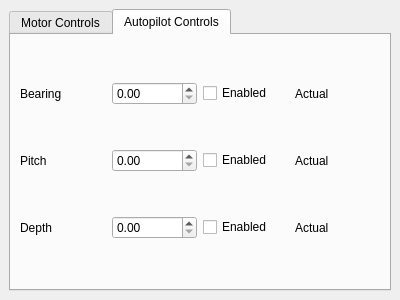
Above: gui/gui/widgets/motorcontrols.ui from einsteinly/CAUV_old_software before the change. Below: the same form after it.
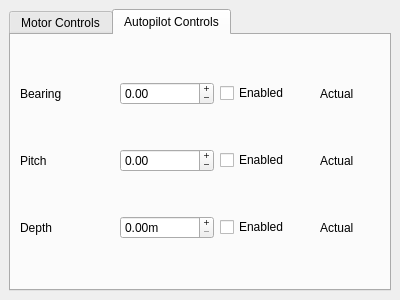
That is the form after the change.

Commit message: * autopilot buttons actually do something now

The edit to the form file:
```diff
--- a/gui/gui/widgets/motorcontrols.ui
+++ b/gui/gui/widgets/motorcontrols.ui
@@ -47,7 +47,17 @@
          </widget>
         </item>
         <item row="0" column="1">
-         <widget class="QDoubleSpinBox" name="bearingTarget"/>
+         <widget class="QDoubleSpinBox" name="bearingTarget">
+          <property name="wrapping">
+           <bool>true</bool>
+          </property>
+          <property name="buttonSymbols">
+           <enum>QAbstractSpinBox::PlusMinus</enum>
+          </property>
+          <property name="maximum">
+           <double>360.000000000000000</double>
+          </property>
+         </widget>
         </item>
         <item row="0" column="2">
          <widget class="QCheckBox" name="bearingEnabled">
@@ -58,6 +68,18 @@
         </item>
         <item row="0" column="3">
          <widget class="QLabel" name="actualBearing">
+          <property name="minimumSize">
+           <size>
+            <width>60</width>
+            <height>0</height>
+           </size>
+          </property>
+          <property name="maximumSize">
+           <size>
+            <width>60</width>
+            <height>16777215</height>
+           </size>
+          </property>
           <property name="text">
            <string>Actual</string>
           </property>
@@ -71,7 +93,20 @@
          </widget>
         </item>
         <item row="1" column="1">
-         <widget class="QDoubleSpinBox" name="pitchTarget"/>
+         <widget class="QDoubleSpinBox" name="pitchTarget">
+          <property name="wrapping">
+           <bool>true</bool>
+          </property>
+          <property name="buttonSymbols">
+           <enum>QAbstractSpinBox::PlusMinus</enum>
+          </property>
+          <property name="minimum">
+           <double>-179.000000000000000</double>
+          </property>
+          <property name="maximum">
+           <double>180.000000000000000</double>
+          </property>
+         </widget>
         </item>
         <item row="1" column="2">
          <widget class="QCheckBox" name="pitchEnabled">
@@ -82,6 +117,18 @@
         </item>
         <item row="1" column="3">
          <widget class="QLabel" name="actualPitch">
+          <property name="minimumSize">
+           <size>
+            <width>60</width>
+            <height>0</height>
+           </size>
+          </property>
+          <property name="maximumSize">
+           <size>
+            <width>60</width>
+            <height>16777215</height>
+           </size>
+          </property>
           <property name="text">
            <string>Actual</string>
           </property>
@@ -95,7 +142,20 @@
          </widget>
         </item>
         <item row="2" column="1">
-         <widget class="QDoubleSpinBox" name="depthTarget"/>
+         <widget class="QDoubleSpinBox" name="depthTarget">
+          <property name="buttonSymbols">
+           <enum>QAbstractSpinBox::PlusMinus</enum>
+          </property>
+          <property name="suffix">
+           <string>m</string>
+          </property>
+          <property name="maximum">
+           <double>5.000000000000000</double>
+          </property>
+          <property name="singleStep">
+           <double>0.100000000000000</double>
+          </property>
+         </widget>
         </item>
         <item row="2" column="2">
          <widget class="QCheckBox" name="depthEnabled">
@@ -106,6 +166,18 @@
         </item>
         <item row="2" column="3">
          <widget class="QLabel" name="actualDepth">
+          <property name="minimumSize">
+           <size>
+            <width>60</width>
+            <height>0</height>
+           </size>
+          </property>
+          <property name="maximumSize">
+           <size>
+            <width>60</width>
+            <height>16777215</height>
+           </size>
+          </property>
           <property name="text">
            <string>Actual</string>
           </property>
```
The commit also changes 4 other files.
